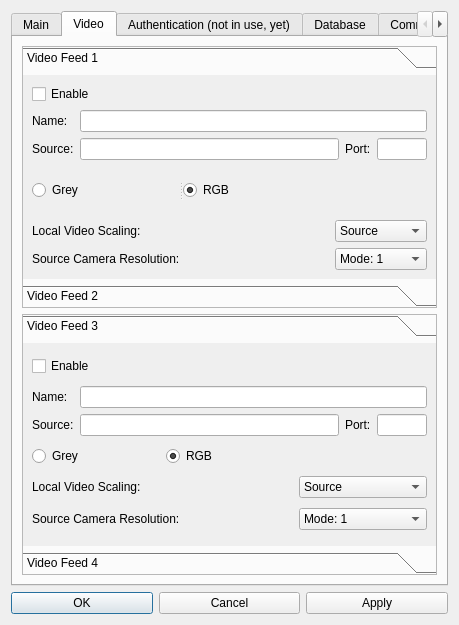
This is src/designer/settings.ui in marsinstituteSC/MissionControl as Qt 5 draws it before an edit. The edited form follows.
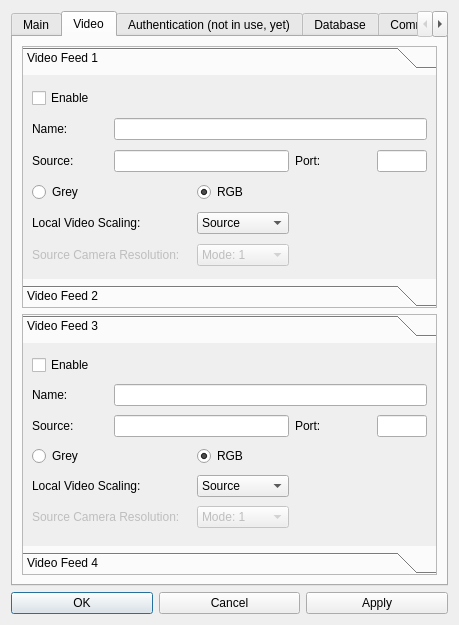
This is the edited form. The open tabs and pages were chosen to show the change.

Diff of the .ui file:
```diff
--- a/src/designer/settings.ui
+++ b/src/designer/settings.ui
@@ -100,48 +100,53 @@
            <rect>
             <x>0</x>
             <y>0</y>
-            <width>234</width>
-            <height>164</height>
+            <width>415</width>
+            <height>207</height>
            </rect>
           </property>
           <attribute name="label">
            <string>Video Feed 3</string>
           </attribute>
-          <layout class="QGridLayout" name="gridLayout_17">
-           <item row="1" column="0" colspan="3">
             <layout class="QGridLayout" name="gridLayout_14">
              <item row="0" column="0">
+            <widget class="QCheckBox" name="video3_enable">
+             <property name="text">
+              <string>Enable</string>
+             </property>
+            </widget>
+           </item>
+           <item row="1" column="0">
               <widget class="QLabel" name="label_23">
                <property name="text">
                 <string>Name:</string>
                </property>
               </widget>
              </item>
-             <item row="0" column="1" colspan="3">
+           <item row="1" column="1" colspan="4">
               <widget class="QLineEdit" name="video3_name"/>
              </item>
-             <item row="1" column="0">
+           <item row="2" column="0">
               <widget class="QLabel" name="label_24">
                <property name="text">
                 <string>Source:</string>
                </property>
               </widget>
              </item>
-             <item row="1" column="1">
+           <item row="2" column="1" colspan="2">
               <widget class="QLineEdit" name="video3_ip">
                <property name="toolTip">
                 <string>&lt;html&gt;&lt;head/&gt;&lt;body&gt;&lt;p&gt;For a local video, write the location of the file and leave the port blank.&lt;/p&gt;&lt;/body&gt;&lt;/html&gt;</string>
                </property>
               </widget>
              </item>
-             <item row="1" column="2">
+           <item row="2" column="3">
               <widget class="QLabel" name="label_25">
                <property name="text">
                 <string>Port:</string>
                </property>
               </widget>
              </item>
-             <item row="1" column="3">
+           <item row="2" column="4">
               <widget class="QLineEdit" name="video3_port">
                <property name="maximumSize">
                 <size>
@@ -151,16 +156,17 @@
                </property>
               </widget>
              </item>
-            </layout>
-           </item>
-           <item row="4" column="0" colspan="2">
-            <widget class="QLabel" name="label_22">
+           <item row="3" column="0">
+            <widget class="QRadioButton" name="video3_color_off">
+             <property name="toolTip">
+              <string>&lt;html&gt;&lt;head/&gt;&lt;body&gt;&lt;p&gt;This will only affect the video, not the stream from the rover.&lt;/p&gt;&lt;/body&gt;&lt;/html&gt;</string>
+             </property>
              <property name="text">
-              <string>Source Camera Resolution:</string>
+              <string>Grey</string>
              </property>
             </widget>
            </item>
-           <item row="2" column="1">
+           <item row="3" column="2">
             <widget class="QRadioButton" name="video3_color_on">
              <property name="text">
               <string>RGB</string>
@@ -170,7 +176,14 @@
              </property>
             </widget>
            </item>
-           <item row="3" column="2">
+           <item row="4" column="0" colspan="2">
+            <widget class="QLabel" name="label_26">
+             <property name="text">
+              <string>Local Video Scaling:</string>
+             </property>
+            </widget>
+           </item>
+           <item row="4" column="2">
             <widget class="QComboBox" name="video3_scaling">
              <item>
               <property name="text">
@@ -194,8 +207,21 @@
              </item>
             </widget>
            </item>
-           <item row="4" column="2">
+           <item row="5" column="0" colspan="2">
+            <widget class="QLabel" name="label_22">
+             <property name="enabled">
+              <bool>false</bool>
+             </property>
+             <property name="text">
+              <string>Source Camera Resolution:</string>
+             </property>
+            </widget>
+           </item>
+           <item row="5" column="2">
             <widget class="QComboBox" name="video3_resolution">
+             <property name="enabled">
+              <bool>false</bool>
+             </property>
              <item>
               <property name="text">
                <string>Mode: 1</string>
@@ -218,30 +244,6 @@
              </item>
             </widget>
            </item>
-           <item row="2" column="0">
-            <widget class="QRadioButton" name="video3_color_off">
-             <property name="toolTip">
-              <string>&lt;html&gt;&lt;head/&gt;&lt;body&gt;&lt;p&gt;This will only affect the video, not the stream from the rover.&lt;/p&gt;&lt;/body&gt;&lt;/html&gt;</string>
-             </property>
-             <property name="text">
-              <string>Grey</string>
-             </property>
-            </widget>
-           </item>
-           <item row="3" column="0" colspan="2">
-            <widget class="QLabel" name="label_26">
-             <property name="text">
-              <string>Local Video Scaling:</string>
-             </property>
-            </widget>
-           </item>
-           <item row="0" column="0">
-            <widget class="QCheckBox" name="video3_enable">
-             <property name="text">
-              <string>Enable</string>
-             </property>
-            </widget>
-           </item>
           </layout>
          </widget>
          <widget class="QWidget" name="page_4">
@@ -408,64 +410,83 @@
            <rect>
             <x>0</x>
             <y>0</y>
-            <width>234</width>
-            <height>164</height>
+            <width>415</width>
+            <height>207</height>
            </rect>
           </property>
           <attribute name="label">
            <string>Video Feed 1</string>
           </attribute>
-          <layout class="QGridLayout" name="gridLayout_16">
-           <item row="1" column="0" colspan="2">
             <layout class="QGridLayout" name="gridLayout_3">
-             <item row="0" column="0">
+           <item row="0" column="0" colspan="2">
+            <widget class="QCheckBox" name="video1_enable">
+             <property name="text">
+              <string>Enable</string>
+             </property>
+            </widget>
+           </item>
+           <item row="4" column="0" colspan="2">
+            <widget class="QLabel" name="label_14">
+             <property name="text">
+              <string>Local Video Scaling:</string>
+             </property>
+            </widget>
+           </item>
+           <item row="2" column="0">
+            <widget class="QLabel" name="label">
+             <property name="text">
+              <string>Source:</string>
+             </property>
+            </widget>
+           </item>
+           <item row="2" column="4">
+            <widget class="QLineEdit" name="video1_port">
+             <property name="maximumSize">
+              <size>
+               <width>50</width>
+               <height>16777215</height>
+              </size>
+             </property>
+            </widget>
+           </item>
+           <item row="3" column="2" colspan="3">
+            <widget class="QRadioButton" name="video1_color_on">
+             <property name="text">
+              <string>RGB</string>
+             </property>
+             <property name="checked">
+              <bool>true</bool>
+             </property>
+            </widget>
+           </item>
+           <item row="5" column="0" colspan="2">
+            <widget class="QLabel" name="label_15">
+             <property name="enabled">
+              <bool>false</bool>
+             </property>
+             <property name="text">
+              <string>Source Camera Resolution:</string>
+             </property>
+            </widget>
+           </item>
+           <item row="1" column="0">
               <widget class="QLabel" name="label_13">
                <property name="text">
                 <string>Name:</string>
                </property>
               </widget>
              </item>
-             <item row="0" column="1" colspan="3">
+           <item row="1" column="1" colspan="4">
               <widget class="QLineEdit" name="video1_name"/>
              </item>
-             <item row="1" column="0">
-              <widget class="QLabel" name="label">
-               <property name="text">
-                <string>Source:</string>
-               </property>
-              </widget>
-             </item>
-             <item row="1" column="1">
+           <item row="2" column="1" colspan="2">
               <widget class="QLineEdit" name="video1_ip">
                <property name="toolTip">
                 <string>&lt;html&gt;&lt;head/&gt;&lt;body&gt;&lt;p&gt;For a local video, write the location of the file and leave the port blank.&lt;/p&gt;&lt;/body&gt;&lt;/html&gt;</string>
                </property>
               </widget>
              </item>
-             <item row="1" column="2">
-              <widget class="QLabel" name="label_2">
-               <property name="text">
-                <string>Port:</string>
-               </property>
-              </widget>
-             </item>
-             <item row="1" column="3">
-              <widget class="QLineEdit" name="video1_port">
-               <property name="maximumSize">
-                <size>
-                 <width>50</width>
-                 <height>16777215</height>
-                </size>
-               </property>
-              </widget>
-             </item>
-            </layout>
-           </item>
-           <item row="2" column="0">
-            <widget class="QSplitter" name="splitter">
-             <property name="orientation">
-              <enum>Qt::Horizontal</enum>
-             </property>
+           <item row="3" column="0" colspan="2">
              <widget class="QRadioButton" name="video1_color_off">
               <property name="toolTip">
                <string>&lt;html&gt;&lt;head/&gt;&lt;body&gt;&lt;p&gt;This will only affect the video, not the stream from the rover.&lt;/p&gt;&lt;/body&gt;&lt;/html&gt;</string>
@@ -474,24 +495,15 @@
                <string>Grey</string>
               </property>
              </widget>
-             <widget class="QRadioButton" name="video1_color_on">
-              <property name="text">
-               <string>RGB</string>
-              </property>
-              <property name="checked">
-               <bool>true</bool>
-              </property>
-             </widget>
-            </widget>
            </item>
-           <item row="3" column="0">
-            <widget class="QLabel" name="label_14">
+           <item row="2" column="3">
+            <widget class="QLabel" name="label_2">
              <property name="text">
-              <string>Local Video Scaling:</string>
+              <string>Port:</string>
              </property>
             </widget>
            </item>
-           <item row="3" column="1">
+           <item row="4" column="2">
             <widget class="QComboBox" name="video1_scaling">
              <item>
               <property name="text">
@@ -515,8 +527,11 @@
              </item>
             </widget>
            </item>
-           <item row="4" column="1">
+           <item row="5" column="2">
             <widget class="QComboBox" name="video1_resolution">
+             <property name="enabled">
+              <bool>false</bool>
+             </property>
              <item>
               <property name="text">
                <string>Mode: 1</string>
@@ -539,20 +554,6 @@
              </item>
             </widget>
            </item>
-           <item row="4" column="0">
-            <widget class="QLabel" name="label_15">
-             <property name="text">
-              <string>Source Camera Resolution:</string>
-             </property>
-            </widget>
-           </item>
-           <item row="0" column="0">
-            <widget class="QCheckBox" name="video1_enable">
-             <property name="text">
-              <string>Enable</string>
-             </property>
-            </widget>
-           </item>
           </layout>
          </widget>
          <widget class="QWidget" name="page_2">
```
Left out of the diff: 264 changed lines with no effect on the pictures. Lines whose indentation alone changed are shown as unchanged.
